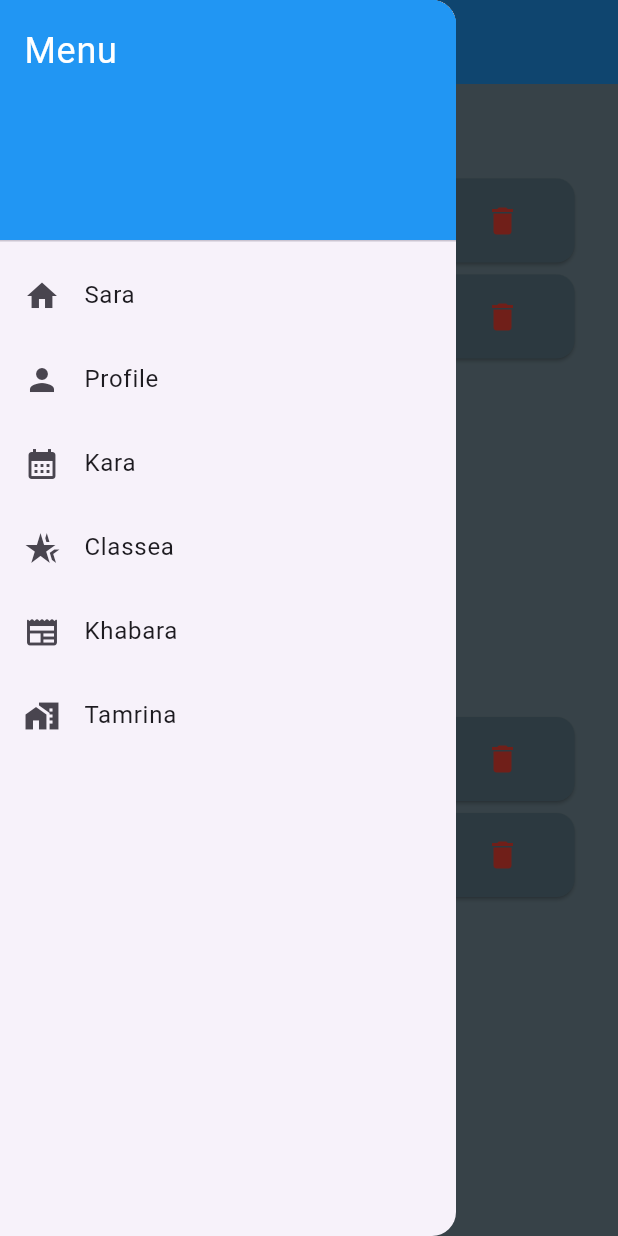
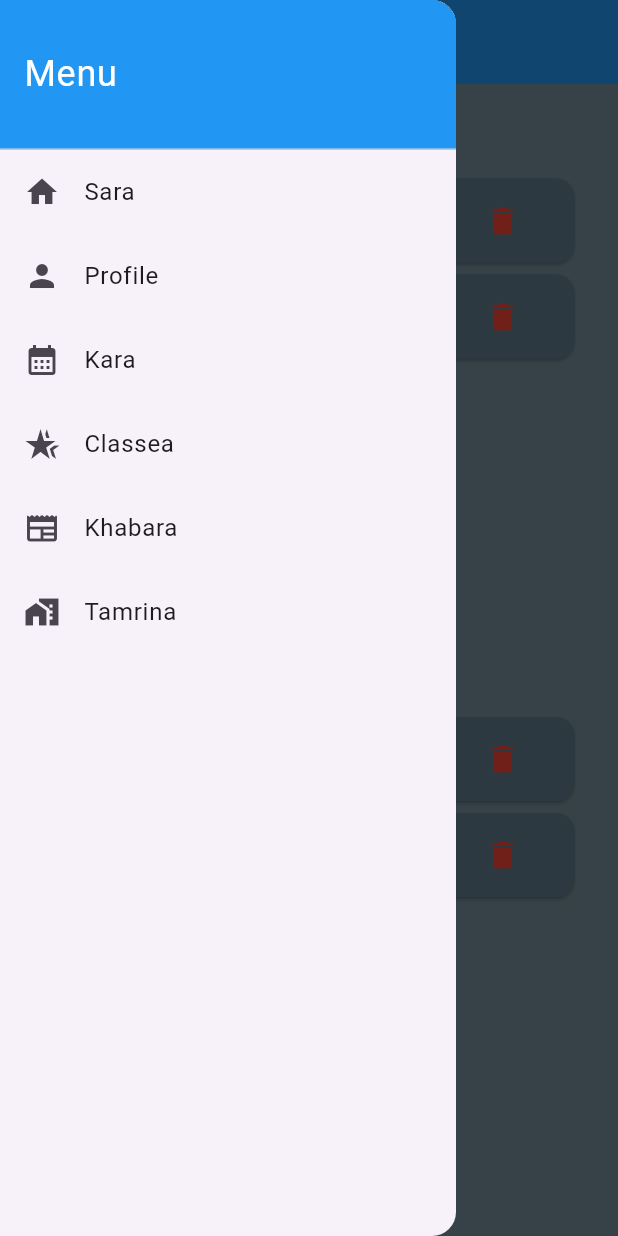
Before and after one commit to reii-d/daneshjooyar, a Flutter app: the Kara screen opened directly, with the side drawer open, on a phone screen of 412 x 824 dp. Run offline on Flutter 3.47's test engine with Material 3 defaults, Android fonts, the phone set to English and light mode, and no system bars.

Commit message:
menu fix

```diff
--- a/flutt/lib/pages7/Kara.dart
+++ b/flutt/lib/pages7/Kara.dart
@@ -41,16 +41,27 @@ class _KaraState extends State<Kara> {
         child: ListView(
           padding: EdgeInsets.zero,
           children: <Widget>[
-            DrawerHeader(
+            Container(
+              height: 100,
+              child: DrawerHeader(
                 decoration: BoxDecoration(
                   color: Colors.blue,
                 ),
+                child: Padding(
+                  padding:  EdgeInsets.only(left: 16.0),
+                  child: Align(
+                    alignment: Alignment.centerLeft,
                     child: Text(
                       'Menu',
                       style: TextStyle(
                         color: Colors.white,
                         fontSize: 24,
                       ),
+                    ),
+                  ),
+                ),
+                margin: EdgeInsets.zero,
+                padding: EdgeInsets.zero,
               ),
             ),
             ListTile(
```
Also changed, not shown: flutt/lib/pages7/Classa.dart (+12 -1 lines), flutt/lib/pages7/Khabara.dart (+12 -1 lines), flutt/lib/pages7/Sara.dart (+14 -3 lines), flutt/lib/pages7/Tamrina.dart (+12 -1 lines). Lines whose indentation alone changed are shown as unchanged.
